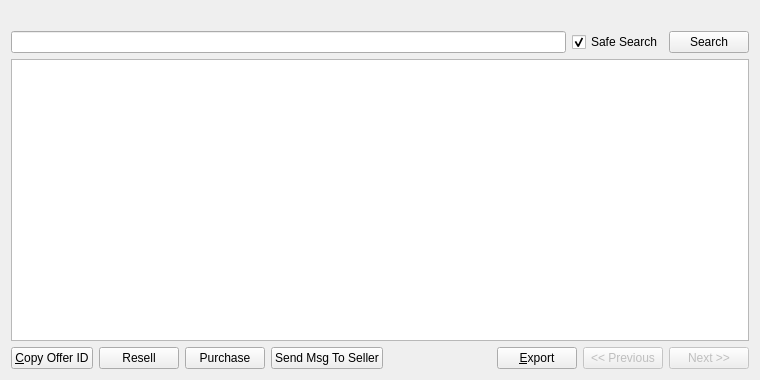
The window that src/qt/forms/offerlistpage.ui (willyko/syscoin2) describes before a commit, drawn with Qt 5.
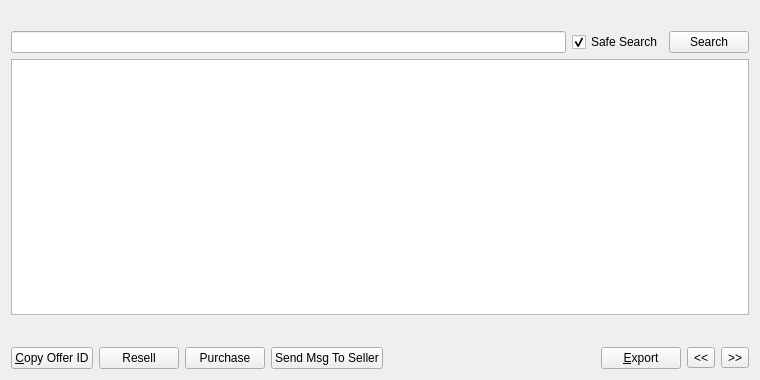
The same window after the commit.

Patch:
```diff
--- a/src/qt/forms/offerlistpage.ui
+++ b/src/qt/forms/offerlistpage.ui
@@ -85,6 +85,30 @@
      </attribute>
     </widget>
    </item>
+   <item>
+    <layout class="QHBoxLayout" name="horizontalLayout_3">
+     <item>
+      <spacer name="horizontalSpacer_2">
+       <property name="orientation">
+        <enum>Qt::Horizontal</enum>
+       </property>
+       <property name="sizeHint" stdset="0">
+        <size>
+         <width>40</width>
+         <height>20</height>
+        </size>
+       </property>
+      </spacer>
+     </item>
+     <item>
+      <widget class="QLabel" name="labelPage">
+       <property name="text">
+        <string/>
+       </property>
+      </widget>
+     </item>
+    </layout>
+   </item>
    <item>
     <layout class="QHBoxLayout" name="horizontalLayout">
      <item>
@@ -151,22 +175,16 @@
       </widget>
      </item>
      <item>
-      <widget class="QPushButton" name="prevButton">
-       <property name="enabled">
-        <bool>false</bool>
-       </property>
+      <widget class="QToolButton" name="prevButton">
        <property name="text">
-        <string>&lt;&lt; Previous</string>
+        <string>&lt;&lt;</string>
        </property>
       </widget>
      </item>
      <item>
-      <widget class="QPushButton" name="nextButton">
-       <property name="enabled">
-        <bool>false</bool>
-       </property>
+      <widget class="QToolButton" name="nextButton">
        <property name="text">
-        <string>Next &gt;&gt;</string>
+        <string>&gt;&gt;</string>
        </property>
       </widget>
      </item>
```
